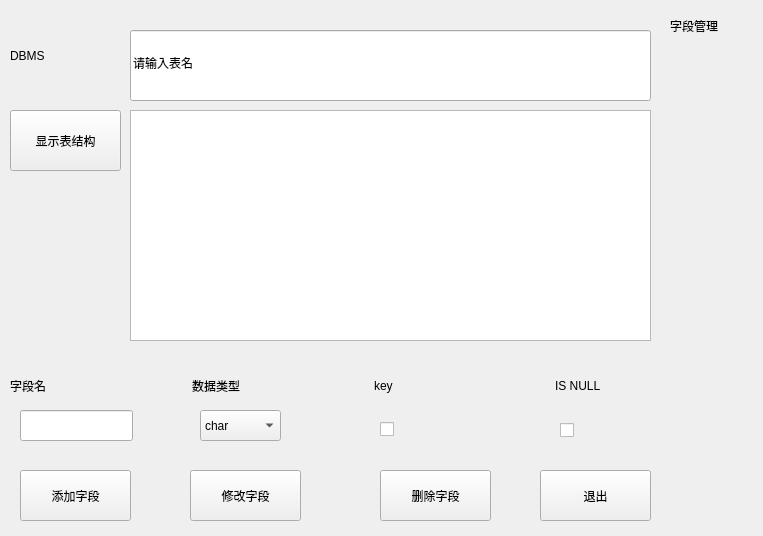
jy-080610/DBMS, file fieldmanager.ui: the form before one commit.
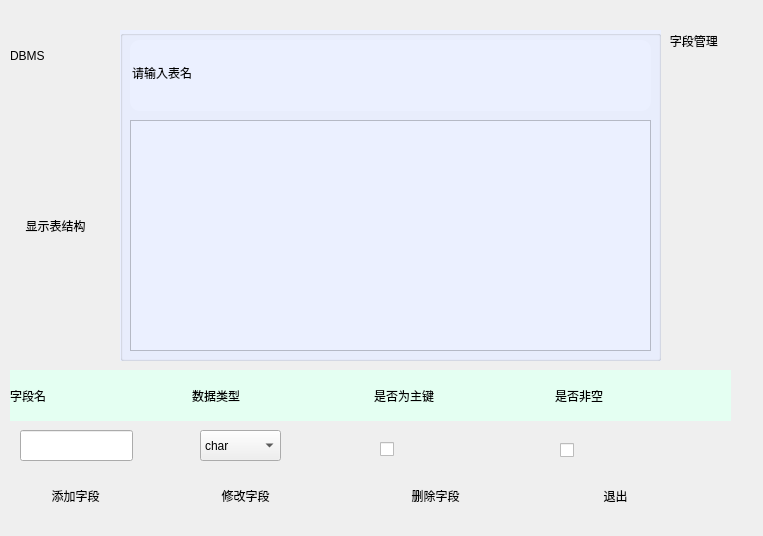
The form after the commit. Icons and pictures are not drawn.

```diff
--- a/fieldmanager.ui
+++ b/fieldmanager.ui
@@ -16,28 +16,24 @@
   <property name="styleSheet">
    <string notr="true">font: 10pt &quot;方正粗黑宋简体&quot;;</string>
   </property>
-  <widget class="QLineEdit" name="path">
-   <property name="geometry">
-    <rect>
-     <x>130</x>
-     <y>30</y>
-     <width>521</width>
-     <height>71</height>
-    </rect>
-   </property>
-   <property name="text">
-    <string>请输入表名</string>
-   </property>
-  </widget>
   <widget class="QPushButton" name="display">
    <property name="geometry">
     <rect>
      <x>10</x>
      <y>110</y>
-     <width>111</width>
-     <height>61</height>
+     <width>91</width>
+     <height>231</height>
     </rect>
    </property>
+   <property name="styleSheet">
+    <string notr="true">QPushButton {
+  
+ border-color: rgb(93, 171, 255);
+    border-radius: 20px;
+    border-style: outset;
+ background-image: url(:/picture/88.jpg);
+    }</string>
+   </property>
    <property name="text">
     <string>显示表结构</string>
    </property>
@@ -45,24 +41,17 @@
   <widget class="QLabel" name="title">
    <property name="geometry">
     <rect>
-     <x>670</x>
+     <x>660</x>
      <y>0</y>
-     <width>91</width>
-     <height>51</height>
+     <width>101</width>
+     <height>81</height>
     </rect>
    </property>
+   <property name="styleSheet">
+    <string notr="true">background-image: url(:/picture/88.jpg);</string>
+   </property>
    <property name="text">
-    <string>字段管理</string>
-   </property>
-  </widget>
-  <widget class="QTableWidget" name="tableWidget">
-   <property name="geometry">
-    <rect>
-     <x>130</x>
-     <y>110</y>
-     <width>521</width>
-     <height>231</height>
-    </rect>
+    <string>   字段管理</string>
    </property>
   </widget>
   <widget class="QPushButton" name="add">
@@ -74,6 +63,16 @@
      <height>51</height>
     </rect>
    </property>
+   <property name="styleSheet">
+    <string notr="true">QPushButton {
+  
+ border-color: rgb(93, 171, 255);
+    border-radius: 20px;
+    border-style: outset;
+ 
+ background-image: url(:/picture/b3.jpg);
+    }</string>
+   </property>
    <property name="text">
     <string>添加字段</string>
    </property>
@@ -87,6 +86,16 @@
      <height>51</height>
     </rect>
    </property>
+   <property name="styleSheet">
+    <string notr="true">QPushButton {
+  
+ border-color: rgb(93, 171, 255);
+    border-radius: 20px;
+    border-style: outset;
+ 
+ background-image: url(:/picture/b3.jpg);
+    }</string>
+   </property>
    <property name="text">
     <string>修改字段</string>
    </property>
@@ -100,6 +109,16 @@
      <height>51</height>
     </rect>
    </property>
+   <property name="styleSheet">
+    <string notr="true">QPushButton {
+  
+ border-color: rgb(93, 171, 255);
+    border-radius: 20px;
+    border-style: outset;
+ 
+ background-image: url(:/picture/b3.jpg);
+    }</string>
+   </property>
    <property name="text">
     <string>删除字段</string>
    </property>
@@ -108,14 +127,22 @@
    <property name="geometry">
     <rect>
      <x>10</x>
-     <y>360</y>
+     <y>370</y>
      <width>721</width>
      <height>51</height>
     </rect>
    </property>
+   <property name="styleSheet">
+    <string notr="true">background-color: rgb(228, 255, 242);
+background-image: url(:/picture/88.jpg);</string>
+   </property>
    <layout class="QHBoxLayout" name="horizontalLayout">
     <item>
      <widget class="QLabel" name="fieldName">
+      <property name="styleSheet">
+       <string notr="true">
+background-image: url(:/picture/b3.jpg);</string>
+      </property>
       <property name="text">
        <string>字段名</string>
       </property>
@@ -123,6 +150,9 @@
     </item>
     <item>
      <widget class="QLabel" name="label_2">
+      <property name="styleSheet">
+       <string notr="true">background-image: url(:/picture/b3.jpg);</string>
+      </property>
       <property name="text">
        <string>数据类型</string>
       </property>
@@ -130,15 +160,21 @@
     </item>
     <item>
      <widget class="QLabel" name="label_4">
+      <property name="styleSheet">
+       <string notr="true">background-image: url(:/picture/b3.jpg);</string>
+      </property>
       <property name="text">
-       <string>key</string>
+       <string>是否为主键</string>
       </property>
      </widget>
     </item>
     <item>
      <widget class="QLabel" name="label_5">
+      <property name="styleSheet">
+       <string notr="true">background-image: url(:/picture/b3.jpg);</string>
+      </property>
       <property name="text">
-       <string>IS NULL</string>
+       <string>是否非空</string>
       </property>
      </widget>
     </item>
@@ -148,7 +184,7 @@
    <property name="geometry">
     <rect>
      <x>20</x>
-     <y>410</y>
+     <y>430</y>
      <width>113</width>
      <height>31</height>
     </rect>
@@ -158,7 +194,7 @@
    <property name="geometry">
     <rect>
      <x>380</x>
-     <y>420</y>
+     <y>440</y>
      <width>91</width>
      <height>19</height>
     </rect>
@@ -171,7 +207,7 @@
    <property name="geometry">
     <rect>
      <x>560</x>
-     <y>420</y>
+     <y>440</y>
      <width>81</width>
      <height>20</height>
     </rect>
@@ -184,7 +220,7 @@
    <property name="geometry">
     <rect>
      <x>200</x>
-     <y>410</y>
+     <y>430</y>
      <width>81</width>
      <height>31</height>
     </rect>
@@ -229,16 +265,79 @@
   <widget class="QPushButton" name="exit">
    <property name="geometry">
     <rect>
-     <x>540</x>
+     <x>560</x>
      <y>470</y>
      <width>111</width>
      <height>51</height>
     </rect>
    </property>
+   <property name="styleSheet">
+    <string notr="true">QPushButton {
+  
+ border-color: rgb(93, 171, 255);
+    border-radius: 20px;
+    border-style: outset;
+ 
+ background-image: url(:/picture/b3.jpg);
+    }</string>
+   </property>
    <property name="text">
     <string>退出</string>
    </property>
   </widget>
+  <widget class="QGroupBox" name="groupBox">
+   <property name="geometry">
+    <rect>
+     <x>120</x>
+     <y>30</y>
+     <width>541</width>
+     <height>331</height>
+    </rect>
+   </property>
+   <property name="styleSheet">
+    <string notr="true">background-color: rgb(235, 240, 255);
+background-image: url(:/picture/88.jpg);</string>
+   </property>
+   <property name="title">
+    <string/>
+   </property>
+   <widget class="QLineEdit" name="path">
+    <property name="geometry">
+     <rect>
+      <x>10</x>
+      <y>10</y>
+      <width>521</width>
+      <height>71</height>
+     </rect>
+    </property>
+    <property name="styleSheet">
+     <string notr="true">QLineEdit {
+  
+	background-image: url(:/picture/b5.jpg);
+ border-color: rgb(93, 171, 255);
+    border-radius: 10px;
+    border-style: outset;
+  
+    }</string>
+    </property>
+    <property name="text">
+     <string>请输入表名</string>
+    </property>
+   </widget>
+   <widget class="QTableWidget" name="tableWidget">
+    <property name="geometry">
+     <rect>
+      <x>10</x>
+      <y>90</y>
+      <width>521</width>
+      <height>231</height>
+     </rect>
+    </property>
+    <property name="styleSheet">
+     <string notr="true">background-image: url(:/picture/88.jpg);</string>
+    </property>
+   </widget>
+  </widget>
  </widget>
  <resources/>
  <connections/>
```
Left out of the diff: 6 changed lines with no effect on the pictures.
